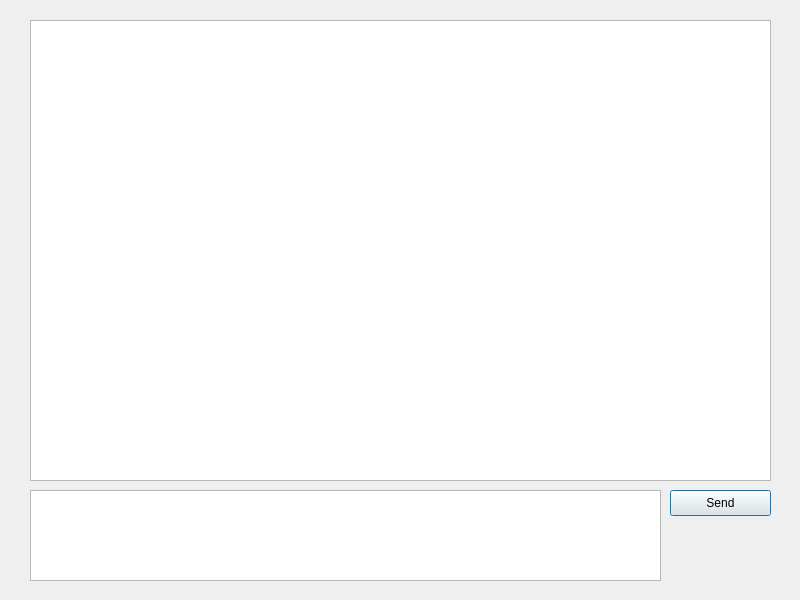
Old version of the form chatwindow.ui in the repository twhaley1/chat_app_client.
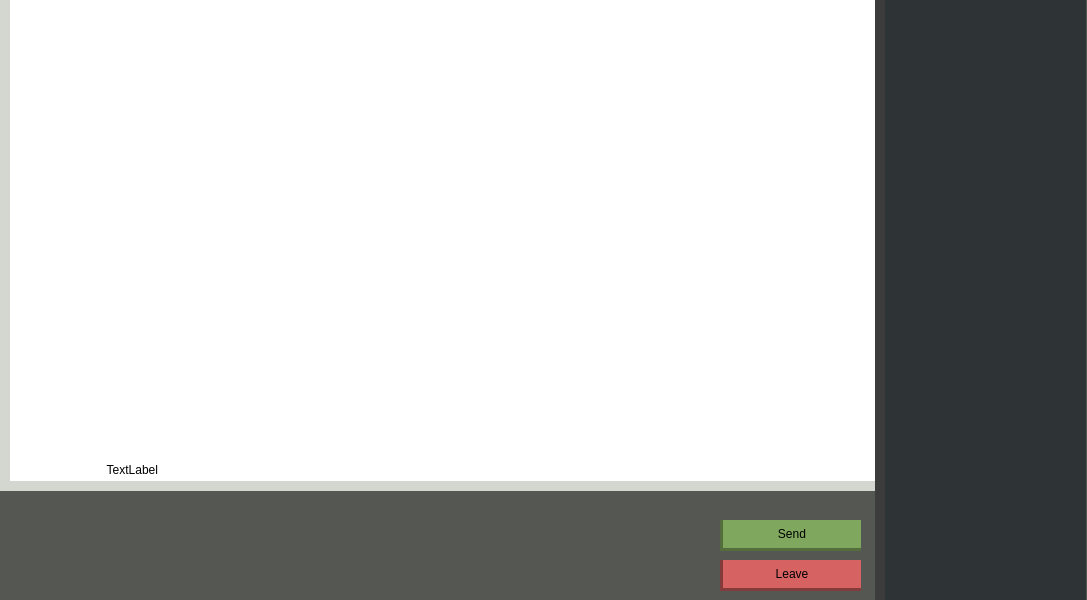
New version of the form. Icons and pictures are not drawn.

Commit message: UI is now styled. Can see other users in chat.

```diff
--- a/chatwindow.ui
+++ b/chatwindow.ui
@@ -6,7 +6,7 @@
    <rect>
     <x>0</x>
     <y>0</y>
-    <width>800</width>
+    <width>1087</width>
     <height>600</height>
    </rect>
   </property>
@@ -24,33 +24,67 @@
   </property>
   <property name="maximumSize">
    <size>
-    <width>800</width>
+    <width>1087</width>
     <height>600</height>
    </size>
   </property>
   <property name="windowTitle">
-   <string>Chat</string>
+   <string>Foxxy</string>
+  </property>
+  <property name="windowIcon">
+   <iconset resource="fox.qrc">
+    <normaloff>:/images/images/fox_icon.png</normaloff>:/images/images/fox_icon.png</iconset>
+  </property>
+  <property name="styleSheet">
+   <string notr="true">background-color: rgb(85, 87, 83);</string>
   </property>
   <widget class="QWidget" name="centralwidget">
+   <property name="styleSheet">
+    <string notr="true">QListWidget::item {
+	background-color: rgb(154, 221, 208);
+	color: black;
+	border-left: 3px solid rgb(125, 178, 168);
+	border-bottom: 3px solid rgb(125, 178, 168);
+	padding: 10px;
+}</string>
+   </property>
    <widget class="QTextBrowser" name="messageDisplayTextBrowser">
     <property name="geometry">
      <rect>
-      <x>30</x>
-      <y>20</y>
-      <width>741</width>
-      <height>461</height>
+      <x>0</x>
+      <y>0</y>
+      <width>881</width>
+      <height>451</height>
      </rect>
     </property>
+    <property name="styleSheet">
+     <string notr="true">background-color: white;
+border-radius: 0px;
+border-left: 10px solid rgb(211, 215, 207);
+padding: 20px;</string>
+    </property>
+    <property name="openExternalLinks">
+     <bool>true</bool>
+    </property>
    </widget>
    <widget class="QPushButton" name="sendTextPushButton">
     <property name="geometry">
      <rect>
-      <x>670</x>
-      <y>490</y>
-      <width>101</width>
-      <height>26</height>
+      <x>720</x>
+      <y>520</y>
+      <width>141</width>
+      <height>31</height>
      </rect>
     </property>
+    <property name="cursor">
+     <cursorShape>PointingHandCursor</cursorShape>
+    </property>
+    <property name="styleSheet">
+     <string notr="true">background-color: rgb(127, 167, 93);
+border-radius: 0px;
+border-left: 3px solid rgb(83, 109, 61);
+border-bottom: 3px solid rgb(83, 109, 61);</string>
+    </property>
     <property name="text">
      <string>Send</string>
     </property>
@@ -58,16 +92,151 @@
      <bool>true</bool>
     </property>
    </widget>
-   <widget class="QTextEdit" name="sendingTextEdit">
+   <widget class="QListWidget" name="userListView">
     <property name="geometry">
      <rect>
-      <x>30</x>
-      <y>490</y>
-      <width>631</width>
-      <height>91</height>
+      <x>875</x>
+      <y>0</y>
+      <width>211</width>
+      <height>601</height>
      </rect>
     </property>
+    <property name="cursor" stdset="0">
+     <cursorShape>ArrowCursor</cursorShape>
+    </property>
+    <property name="layoutDirection">
+     <enum>Qt::RightToLeft</enum>
+    </property>
+    <property name="styleSheet">
+     <string notr="true">background-color: rgb(46, 52, 54);
+border: none;
+border-left: 10px solid rgb(60, 60, 60);
+</string>
+    </property>
+    <property name="frameShadow">
+     <enum>QFrame::Sunken</enum>
+    </property>
+    <property name="autoScroll">
+     <bool>false</bool>
+    </property>
+    <property name="editTriggers">
+     <set>QAbstractItemView::NoEditTriggers</set>
+    </property>
+    <property name="showDropIndicator" stdset="0">
+     <bool>false</bool>
+    </property>
+    <property name="selectionMode">
+     <enum>QAbstractItemView::NoSelection</enum>
+    </property>
+    <property name="selectionBehavior">
+     <enum>QAbstractItemView::SelectItems</enum>
+    </property>
+    <property name="textElideMode">
+     <enum>Qt::ElideRight</enum>
+    </property>
+    <property name="spacing">
+     <number>7</number>
+    </property>
+    <property name="wordWrap">
+     <bool>true</bool>
+    </property>
+    <property name="sortingEnabled">
+     <bool>false</bool>
+    </property>
    </widget>
+   <widget class="QPushButton" name="leaveButton">
+    <property name="geometry">
+     <rect>
+      <x>720</x>
+      <y>560</y>
+      <width>141</width>
+      <height>31</height>
+     </rect>
+    </property>
+    <property name="cursor">
+     <cursorShape>PointingHandCursor</cursorShape>
+    </property>
+    <property name="styleSheet">
+     <string notr="true">background-color: rgb(215, 98, 98);
+border-radius: 0px;
+border-left: 3px solid rgb(131, 59, 59);
+border-bottom: 3px solid rgb(131, 59, 59);</string>
+    </property>
+    <property name="text">
+     <string>Leave</string>
+    </property>
+   </widget>
+   <widget class="QLineEdit" name="sendingTextEdit">
+    <property name="geometry">
+     <rect>
+      <x>160</x>
+      <y>450</y>
+      <width>721</width>
+      <height>41</height>
+     </rect>
+    </property>
+    <property name="styleSheet">
+     <string notr="true">background-color: white;
+padding-left: 5px;
+padding-right: 10px;
+border-radius: 0px;
+border-bottom: 10px solid rgb(211, 215, 207);</string>
+    </property>
+    <property name="clearButtonEnabled">
+     <bool>false</bool>
+    </property>
+   </widget>
+   <widget class="QLabel" name="aliasLabel">
+    <property name="geometry">
+     <rect>
+      <x>0</x>
+      <y>450</y>
+      <width>161</width>
+      <height>41</height>
+     </rect>
+    </property>
+    <property name="styleSheet">
+     <string notr="true">background-color: white;
+padding-bottom: 1px;
+border-left: 10px solid rgb(211, 215, 207);
+border-bottom: 10px solid rgb(211, 215, 207);</string>
+    </property>
+    <property name="text">
+     <string>TextLabel</string>
+    </property>
+    <property name="alignment">
+     <set>Qt::AlignBottom|Qt::AlignRight|Qt::AlignTrailing</set>
+    </property>
+   </widget>
+   <widget class="QLabel" name="label">
+    <property name="geometry">
+     <rect>
+      <x>0</x>
+      <y>500</y>
+      <width>81</width>
+      <height>101</height>
+     </rect>
+    </property>
+    <property name="styleSheet">
+     <string notr="true"/>
+    </property>
+    <property name="text">
+     <string/>
+    </property>
+    <property name="pixmap">
+     <pixmap resource="fox.qrc">:/images/images/fox.png</pixmap>
+    </property>
+    <property name="alignment">
+     <set>Qt::AlignCenter</set>
+    </property>
+   </widget>
+   <zorder>sendingTextEdit</zorder>
+   <zorder>messageDisplayTextBrowser</zorder>
+   <zorder>sendTextPushButton</zorder>
+   <zorder>userListView</zorder>
+   <zorder>leaveButton</zorder>
+   <zorder>aliasLabel</zorder>
+   <zorder>label</zorder>
   </widget>
  </widget>
  <resources/>
```
Left out of the diff: 4 changed lines with no effect on the pictures. The commit also changes 14 other files.
